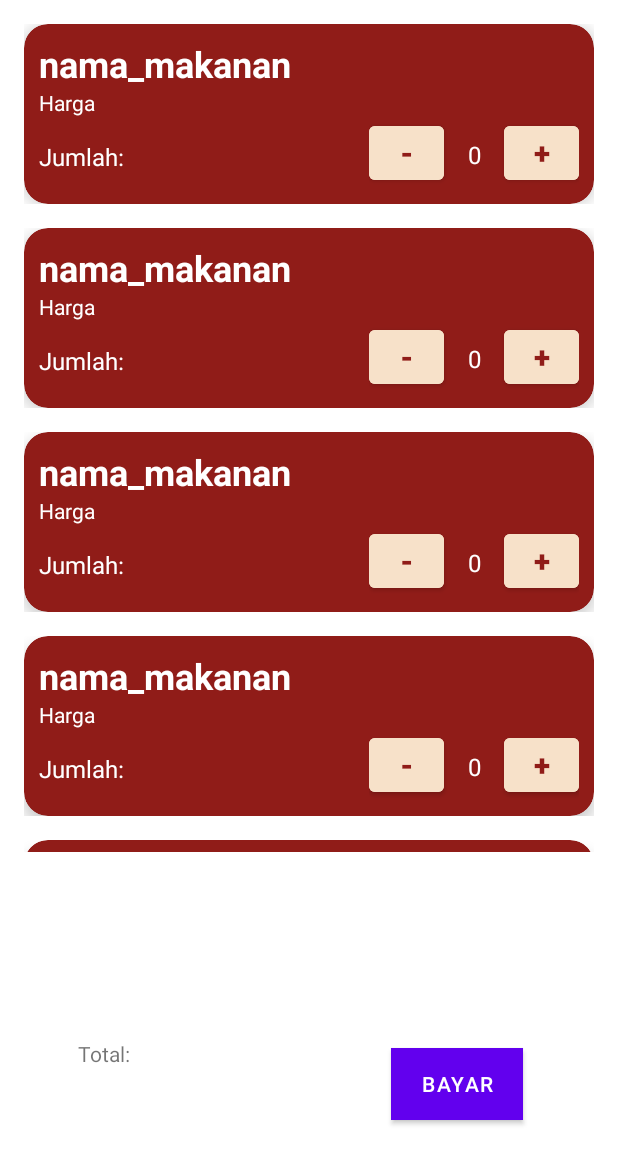
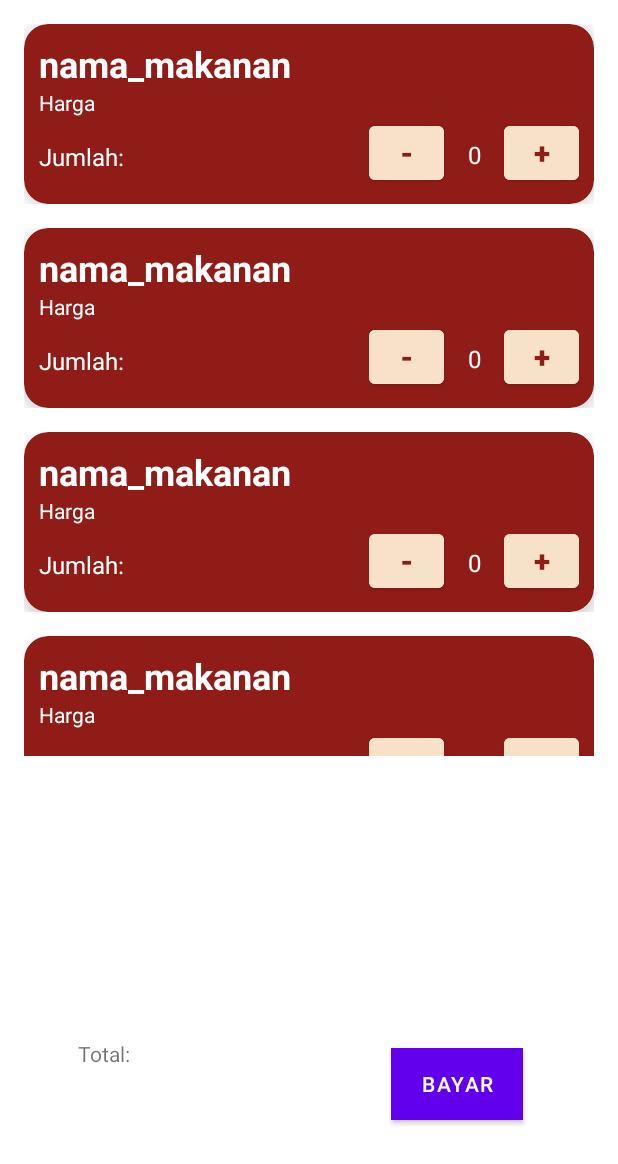
Before and after one commit to malikrafsan/Native-Android-App-Resto-Menu, an Android app: the layout fragment_keranjang.xml on its own in the app's theme, with its tools: preview values and no code run, on a phone screen of 412 x 824 dp. Shown: the top 1164 px of the screen. Run offline under Robolectric (Android 15) with nearby library versions, the phone set to English and light mode, and no system bars.

Commit message:
fixing mess layout in keranjang page

```diff
--- a/app/src/main/res/layout/fragment_keranjang.xml
+++ b/app/src/main/res/layout/fragment_keranjang.xml
@@ -15,7 +15,7 @@
         <androidx.recyclerview.widget.RecyclerView
             android:id="@+id/recyclerview"
             android:layout_width="match_parent"
-            android:layout_height="568dp"
+            android:layout_height="504dp"
             tools:itemCount="5"
             tools:listitem="@layout/fragment_daftar_menu" />
 
```
